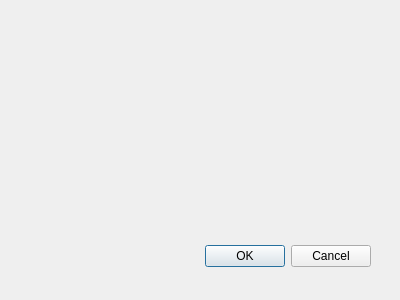
Old version of the form dialog_formulae.ui in the repository samadritakarmakar/thickpipe.
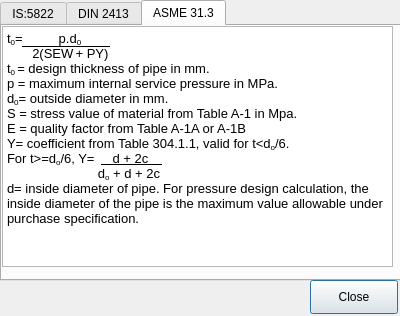
New version of the form.

Patch:
```diff
--- a/dialog_formulae.ui
+++ b/dialog_formulae.ui
@@ -9,26 +9,130 @@
     <x>0</x>
     <y>0</y>
     <width>400</width>
-    <height>300</height>
+    <height>316</height>
    </rect>
   </property>
   <property name="windowTitle">
    <string>Dialog</string>
   </property>
-  <widget class="QDialogButtonBox" name="buttonBox">
+  <widget class="QTabWidget" name="tabWidget">
    <property name="geometry">
     <rect>
-     <x>30</x>
-     <y>240</y>
-     <width>341</width>
-     <height>32</height>
+     <x>0</x>
+     <y>0</y>
+     <width>401</width>
+     <height>281</height>
     </rect>
    </property>
-   <property name="orientation">
-    <enum>Qt::Horizontal</enum>
+   <property name="toolTip">
+    <string>&lt;html&gt;&lt;head/&gt;&lt;body&gt;&lt;p&gt;&lt;br/&gt;&lt;/p&gt;&lt;/body&gt;&lt;/html&gt;</string>
    </property>
-   <property name="standardButtons">
-    <set>QDialogButtonBox::Cancel|QDialogButtonBox::Ok</set>
+   <property name="currentIndex">
+    <number>2</number>
+   </property>
+   <widget class="QWidget" name="tab">
+    <attribute name="title">
+     <string>IS:5822</string>
+    </attribute>
+    <widget class="QTextBrowser" name="textBrowser">
+     <property name="geometry">
+      <rect>
+       <x>0</x>
+       <y>0</y>
+       <width>391</width>
+       <height>231</height>
+      </rect>
+     </property>
+     <property name="html">
+      <string>&lt;!DOCTYPE HTML PUBLIC &quot;-//W3C//DTD HTML 4.0//EN&quot; &quot;http://www.w3.org/TR/REC-html40/strict.dtd&quot;&gt;
+&lt;html&gt;&lt;head&gt;&lt;meta name=&quot;qrichtext&quot; content=&quot;1&quot; /&gt;&lt;style type=&quot;text/css&quot;&gt;
+p, li { white-space: pre-wrap; }
+&lt;/style&gt;&lt;/head&gt;&lt;body style=&quot; font-family:'Noto Sans'; font-size:10pt; font-weight:400; font-style:normal;&quot;&gt;
+&lt;p style=&quot; margin-top:0px; margin-bottom:0px; margin-left:0px; margin-right:0px; -qt-block-indent:0; text-indent:0px;&quot;&gt;t&lt;span style=&quot; vertical-align:sub;&quot;&gt;0&lt;/span&gt;=&lt;span style=&quot; text-decoration: underline;&quot;&gt;      p.d&lt;/span&gt;&lt;span style=&quot; text-decoration: underline; vertical-align:sub;&quot;&gt;0         &lt;/span&gt;&lt;span style=&quot; vertical-align:sub;&quot;&gt; &lt;/span&gt;+ C&lt;/p&gt;
+&lt;p style=&quot; margin-top:0px; margin-bottom:0px; margin-left:0px; margin-right:0px; -qt-block-indent:0; text-indent:0px;&quot;&gt;       2.a.f.e + p&lt;/p&gt;
+&lt;p style=&quot; margin-top:0px; margin-bottom:0px; margin-left:0px; margin-right:0px; -qt-block-indent:0; text-indent:0px;&quot;&gt;t&lt;span style=&quot; vertical-align:sub;&quot;&gt;0 &lt;/span&gt;= design thickness of pipe in mm.&lt;/p&gt;
+&lt;p style=&quot; margin-top:0px; margin-bottom:0px; margin-left:0px; margin-right:0px; -qt-block-indent:0; text-indent:0px;&quot;&gt;p = design pressure or test pressure , whichever is higher in MPa.&lt;/p&gt;
+&lt;p style=&quot; margin-top:0px; margin-bottom:0px; margin-left:0px; margin-right:0px; -qt-block-indent:0; text-indent:0px;&quot;&gt;d&lt;span style=&quot; vertical-align:sub;&quot;&gt;0&lt;/span&gt;= outside diameter in mm.&lt;/p&gt;
+&lt;p style=&quot; margin-top:0px; margin-bottom:0px; margin-left:0px; margin-right:0px; -qt-block-indent:0; text-indent:0px;&quot;&gt;a = design factor (0.6 for working pressure; 0.9 for test pressure or design pressure inclusive of surge pressure)&lt;/p&gt;
+&lt;p style=&quot; margin-top:0px; margin-bottom:0px; margin-left:0px; margin-right:0px; -qt-block-indent:0; text-indent:0px;&quot;&gt;f = specified minimum yeild stress in Mpa.&lt;/p&gt;
+&lt;p style=&quot; margin-top:0px; margin-bottom:0px; margin-left:0px; margin-right:0px; -qt-block-indent:0; text-indent:0px;&quot;&gt;e = weld efficiency (0.8 for feild piping and 0.9 for shop welding and 1.0 for seamless pipes).&lt;/p&gt;
+&lt;p style=&quot; margin-top:0px; margin-bottom:0px; margin-left:0px; margin-right:0px; -qt-block-indent:0; text-indent:0px;&quot;&gt;C = Allowance&lt;/p&gt;&lt;/body&gt;&lt;/html&gt;</string>
+     </property>
+    </widget>
+   </widget>
+   <widget class="QWidget" name="tab_2">
+    <attribute name="title">
+     <string>DIN 2413</string>
+    </attribute>
+    <widget class="QTextBrowser" name="textBrowser_2">
+     <property name="geometry">
+      <rect>
+       <x>0</x>
+       <y>0</y>
+       <width>391</width>
+       <height>251</height>
+      </rect>
+     </property>
+     <property name="html">
+      <string>&lt;!DOCTYPE HTML PUBLIC &quot;-//W3C//DTD HTML 4.0//EN&quot; &quot;http://www.w3.org/TR/REC-html40/strict.dtd&quot;&gt;
+&lt;html&gt;&lt;head&gt;&lt;meta name=&quot;qrichtext&quot; content=&quot;1&quot; /&gt;&lt;style type=&quot;text/css&quot;&gt;
+p, li { white-space: pre-wrap; }
+&lt;/style&gt;&lt;/head&gt;&lt;body style=&quot; font-family:'Noto Sans'; font-size:10pt; font-weight:400; font-style:normal;&quot;&gt;
+&lt;p style=&quot; margin-top:0px; margin-bottom:0px; margin-left:0px; margin-right:0px; -qt-block-indent:0; text-indent:0px;&quot;&gt;t&lt;span style=&quot; vertical-align:sub;&quot;&gt;0&lt;/span&gt;=&lt;span style=&quot; text-decoration: underline;&quot;&gt;      p.d&lt;/span&gt;&lt;span style=&quot; text-decoration: underline; vertical-align:sub;&quot;&gt;0         &lt;/span&gt;&lt;span style=&quot; vertical-align:sub;&quot;&gt; &lt;/span&gt;+ C&lt;/p&gt;
+&lt;p style=&quot; margin-top:0px; margin-bottom:0px; margin-left:0px; margin-right:0px; -qt-block-indent:0; text-indent:0px;&quot;&gt;       2.&lt;span style=&quot; font-family:'Liberation Serif, serif';&quot;&gt;σ&lt;/span&gt;&lt;span style=&quot; font-family:'Liberation Serif, serif'; vertical-align:sub;&quot;&gt;allow&lt;/span&gt;&lt;span style=&quot; font-family:'Liberation Serif, serif';&quot;&gt;.&lt;/span&gt;e&lt;/p&gt;
+&lt;p style=&quot; margin-top:0px; margin-bottom:0px; margin-left:0px; margin-right:0px; -qt-block-indent:0; text-indent:0px;&quot;&gt;t&lt;span style=&quot; vertical-align:sub;&quot;&gt;0 &lt;/span&gt;= design thickness of pipe in mm.&lt;/p&gt;
+&lt;p style=&quot; margin-top:0px; margin-bottom:0px; margin-left:0px; margin-right:0px; -qt-block-indent:0; text-indent:0px;&quot;&gt;p = maximum internal service pressure in MPa.&lt;/p&gt;
+&lt;p style=&quot; margin-top:0px; margin-bottom:0px; margin-left:0px; margin-right:0px; -qt-block-indent:0; text-indent:0px;&quot;&gt;d&lt;span style=&quot; vertical-align:sub;&quot;&gt;0&lt;/span&gt;= outside diameter in mm.&lt;/p&gt;
+&lt;p style=&quot; margin-top:0px; margin-bottom:0px; margin-left:0px; margin-right:0px; -qt-block-indent:0; text-indent:0px;&quot;&gt;&lt;span style=&quot; font-family:'Liberation Serif, serif';&quot;&gt;σ&lt;/span&gt;&lt;span style=&quot; font-family:'Liberation Serif, serif'; vertical-align:sub;&quot;&gt;allow&lt;/span&gt; = Maximum allowable hoop stress in Mpa.&lt;/p&gt;
+&lt;p style=&quot; margin-top:0px; margin-bottom:0px; margin-left:0px; margin-right:0px; -qt-block-indent:0; text-indent:0px;&quot;&gt;e = weld efficiency (0.8 for feild piping and 0.9 for shop welding and 1.0 for seamless pipes).&lt;/p&gt;
+&lt;p style=&quot; margin-top:0px; margin-bottom:0px; margin-left:0px; margin-right:0px; -qt-block-indent:0; text-indent:0px;&quot;&gt;C = Allowance&lt;/p&gt;&lt;/body&gt;&lt;/html&gt;</string>
+     </property>
+    </widget>
+   </widget>
+   <widget class="QWidget" name="tab_3">
+    <attribute name="title">
+     <string>ASME 31.3</string>
+    </attribute>
+    <widget class="QTextBrowser" name="textBrowser_3">
+     <property name="geometry">
+      <rect>
+       <x>0</x>
+       <y>0</y>
+       <width>391</width>
+       <height>241</height>
+      </rect>
+     </property>
+     <property name="html">
+      <string>&lt;!DOCTYPE HTML PUBLIC &quot;-//W3C//DTD HTML 4.0//EN&quot; &quot;http://www.w3.org/TR/REC-html40/strict.dtd&quot;&gt;
+&lt;html&gt;&lt;head&gt;&lt;meta name=&quot;qrichtext&quot; content=&quot;1&quot; /&gt;&lt;style type=&quot;text/css&quot;&gt;
+p, li { white-space: pre-wrap; }
+&lt;/style&gt;&lt;/head&gt;&lt;body style=&quot; font-family:'Noto Sans'; font-size:10pt; font-weight:400; font-style:normal;&quot;&gt;
+&lt;p style=&quot; margin-top:0px; margin-bottom:0px; margin-left:0px; margin-right:0px; -qt-block-indent:0; text-indent:0px;&quot;&gt;t&lt;span style=&quot; vertical-align:sub;&quot;&gt;0&lt;/span&gt;=&lt;span style=&quot; text-decoration: underline;&quot;&gt;          p.d&lt;/span&gt;&lt;span style=&quot; text-decoration: underline; vertical-align:sub;&quot;&gt;0             &lt;/span&gt;&lt;span style=&quot; vertical-align:sub;&quot;&gt; &lt;/span&gt;&lt;/p&gt;
+&lt;p style=&quot; margin-top:0px; margin-bottom:0px; margin-left:0px; margin-right:0px; -qt-block-indent:0; text-indent:0px;&quot;&gt;       2(SEW&lt;span style=&quot; font-family:'Liberation Serif, serif'; vertical-align:sub;&quot;&gt; &lt;/span&gt;&lt;span style=&quot; font-family:'Liberation Serif, serif';&quot;&gt;+ PY)&lt;/span&gt;&lt;/p&gt;
+&lt;p style=&quot; margin-top:0px; margin-bottom:0px; margin-left:0px; margin-right:0px; -qt-block-indent:0; text-indent:0px;&quot;&gt;t&lt;span style=&quot; vertical-align:sub;&quot;&gt;0 &lt;/span&gt;= design thickness of pipe in mm.&lt;/p&gt;
+&lt;p style=&quot; margin-top:0px; margin-bottom:0px; margin-left:0px; margin-right:0px; -qt-block-indent:0; text-indent:0px;&quot;&gt;p = maximum internal service pressure in MPa.&lt;/p&gt;
+&lt;p style=&quot; margin-top:0px; margin-bottom:0px; margin-left:0px; margin-right:0px; -qt-block-indent:0; text-indent:0px;&quot;&gt;d&lt;span style=&quot; vertical-align:sub;&quot;&gt;0&lt;/span&gt;= outside diameter in mm.&lt;/p&gt;
+&lt;p style=&quot; margin-top:0px; margin-bottom:0px; margin-left:0px; margin-right:0px; -qt-block-indent:0; text-indent:0px;&quot;&gt;S = stress value of material from Table A-1 in Mpa.&lt;/p&gt;
+&lt;p style=&quot; margin-top:0px; margin-bottom:0px; margin-left:0px; margin-right:0px; -qt-block-indent:0; text-indent:0px;&quot;&gt;E = quality factor from Table A-1A or A-1B&lt;/p&gt;
+&lt;p style=&quot; margin-top:0px; margin-bottom:0px; margin-left:0px; margin-right:0px; -qt-block-indent:0; text-indent:0px;&quot;&gt;Y= coefficient from Table 304.1.1, valid for t&amp;lt;d&lt;span style=&quot; vertical-align:sub;&quot;&gt;o&lt;/span&gt;/6. &lt;/p&gt;
+&lt;p style=&quot; margin-top:0px; margin-bottom:0px; margin-left:0px; margin-right:0px; -qt-block-indent:0; text-indent:0px;&quot;&gt;For t&amp;gt;=d&lt;span style=&quot; vertical-align:sub;&quot;&gt;o&lt;/span&gt;/6, Y=  &lt;span style=&quot; text-decoration: underline;&quot;&gt;   d + 2c    &lt;/span&gt;&lt;/p&gt;
+&lt;p style=&quot; margin-top:0px; margin-bottom:0px; margin-left:0px; margin-right:0px; -qt-block-indent:0; text-indent:0px;&quot;&gt;	   d&lt;span style=&quot; vertical-align:sub;&quot;&gt;o&lt;/span&gt; + d + 2c&lt;/p&gt;
+&lt;p style=&quot; margin-top:0px; margin-bottom:0px; margin-left:0px; margin-right:0px; -qt-block-indent:0; text-indent:0px;&quot;&gt;d= inside diameter of pipe. For pressure design calculation, the inside diameter of the pipe is the maximum value allowable under purchase specification.&lt;/p&gt;&lt;/body&gt;&lt;/html&gt;</string>
+     </property>
+    </widget>
+   </widget>
+  </widget>
+  <widget class="QPushButton" name="pushButton">
+   <property name="geometry">
+    <rect>
+     <x>310</x>
+     <y>280</y>
+     <width>88</width>
+     <height>34</height>
+    </rect>
+   </property>
+   <property name="text">
+    <string>Close</string>
    </property>
   </widget>
  </widget>
```
Left out of the diff: 40 changed lines with no effect on the pictures.
